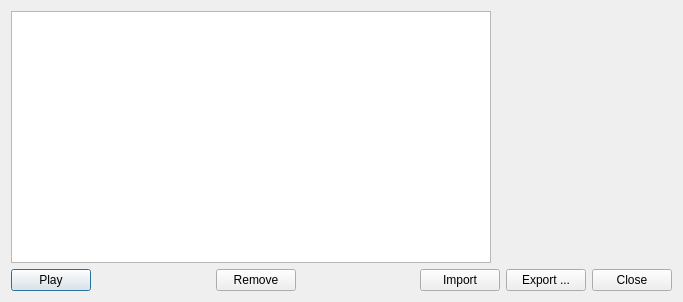
The window that src/core/gui/demomanager.ui (DoomseekerTeam/Doomseeker) describes before a commit, drawn with Qt 5.
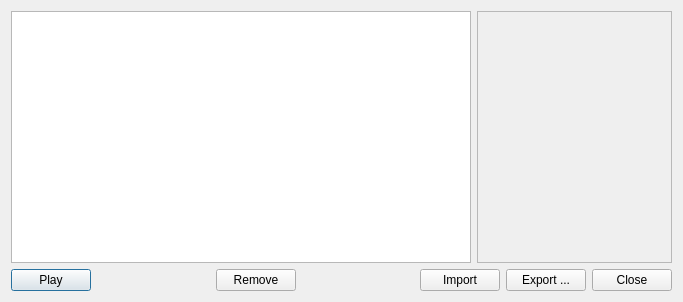
The same window after the commit. Icons and pictures are not drawn.

Commit message:
UI improvements to the demo manager window
- Display the details text in a scrollable area.
- Permit selection and copying of this text.
- Permit to drag the horizontal size proportions between
  the table and the text.
- Stretch the "Created Time" column to contents.
- Save and then restore the geometry of the window between sessions.

```diff
--- a/src/core/gui/demomanager.ui
+++ b/src/core/gui/demomanager.ui
@@ -18,7 +18,7 @@
   </property>
   <layout class="QVBoxLayout" name="verticalLayout">
    <item>
-    <layout class="QHBoxLayout" name="horizontalLayout">
+    <layout class="QHBoxLayout" name="horizontalLayout" stretch="1,0">
      <item>
       <widget class="QTableView" name="demoTable">
        <property name="editTriggers">
@@ -60,9 +60,39 @@
       </widget>
      </item>
      <item>
+      <widget class="QScrollArea" name="previewArea">
+       <property name="minimumSize">
+        <size>
+         <width>175</width>
+         <height>0</height>
+        </size>
+       </property>
+       <property name="horizontalScrollBarPolicy">
+        <enum>Qt::ScrollBarAlwaysOff</enum>
+       </property>
+       <property name="widgetResizable">
+        <bool>true</bool>
+       </property>
+       <widget class="QWidget" name="scrollAreaWidgetContents">
+        <property name="geometry">
+         <rect>
+          <x>0</x>
+          <y>0</y>
+          <width>187</width>
+          <height>30</height>
+         </rect>
+        </property>
+        <property name="sizePolicy">
+         <sizepolicy hsizetype="Preferred" vsizetype="Maximum">
+          <horstretch>0</horstretch>
+          <verstretch>0</verstretch>
+         </sizepolicy>
+        </property>
+        <layout class="QVBoxLayout" name="verticalLayout_2">
+         <item>
       <widget class="QLabel" name="preview">
        <property name="sizePolicy">
-        <sizepolicy hsizetype="Fixed" vsizetype="Preferred">
+            <sizepolicy hsizetype="Minimum" vsizetype="Maximum">
          <horstretch>0</horstretch>
          <verstretch>0</verstretch>
         </sizepolicy>
@@ -82,6 +112,13 @@
        <property name="wordWrap">
         <bool>true</bool>
        </property>
+           <property name="textInteractionFlags">
+            <set>Qt::LinksAccessibleByMouse|Qt::TextSelectableByMouse</set>
+           </property>
+          </widget>
+         </item>
+        </layout>
+       </widget>
       </widget>
      </item>
     </layout>
```
Left out of the diff: 3 changed lines with no effect on the pictures. Lines whose indentation alone changed are shown as unchanged. The commit also changes 4 other files.
